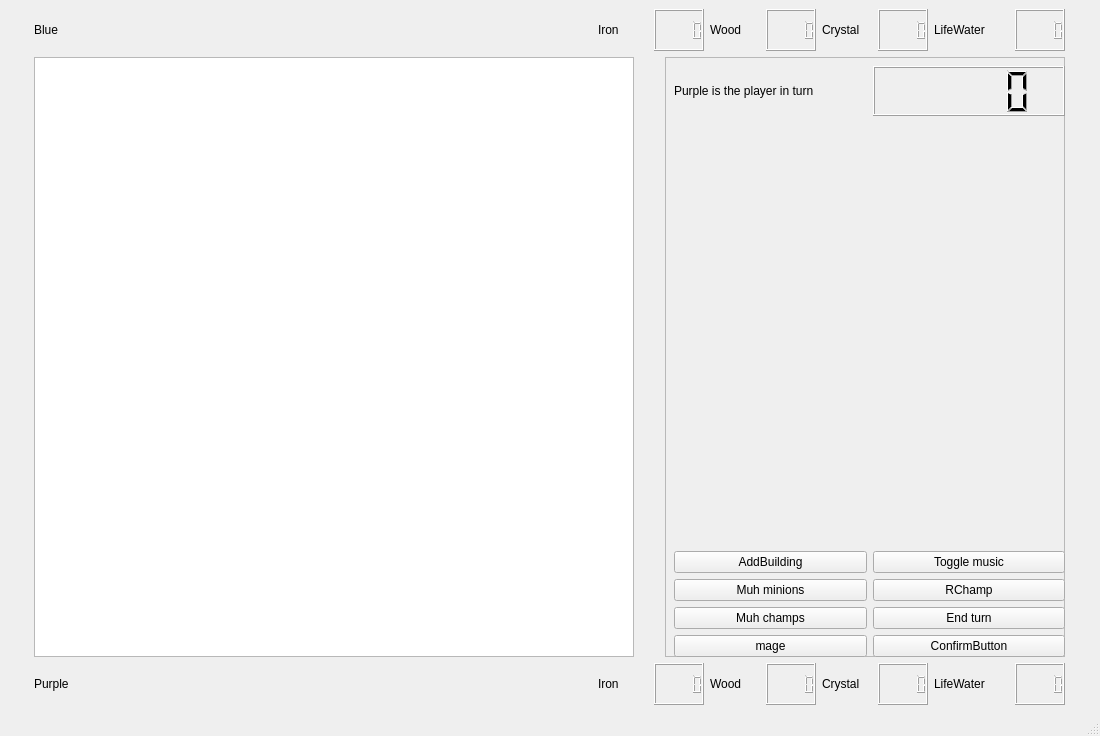
First picture: the form in Game/mapwindow.ui, repository Kujanenj/ohjelmointi3, before the edit.
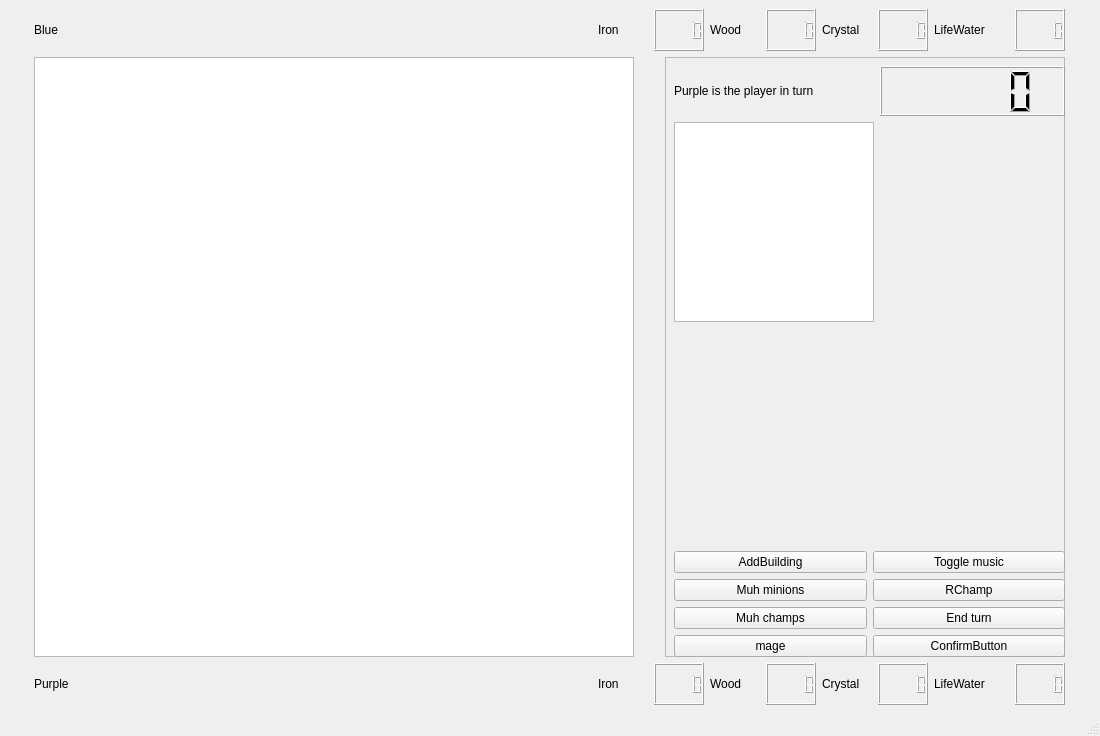
Second picture: the form after the edit.

Commit message: Added text box

The edit to the form file:
```diff
--- a/Game/mapwindow.ui
+++ b/Game/mapwindow.ui
@@ -303,12 +303,8 @@
        <layout class="QVBoxLayout" name="verticalLayout">
         <item>
          <layout class="QGridLayout" name="gridLayout_5">
-          <item row="2" column="0">
-           <widget class="QLabel" name="DescriptionLabel">
-            <property name="text">
-             <string/>
-            </property>
-           </widget>
+          <item row="1" column="1">
+           <widget class="QLCDNumber" name="turnLCD"/>
           </item>
           <item row="1" column="0">
            <widget class="QLabel" name="activePlayerLabel">
@@ -323,16 +319,30 @@
             </property>
            </widget>
           </item>
-          <item row="1" column="1">
-           <widget class="QLCDNumber" name="turnLCD"/>
+          <item row="3" column="0">
+           <widget class="QLabel" name="DescriptionLabel">
+            <property name="text">
+             <string/>
+            </property>
+           </widget>
           </item>
-          <item row="2" column="1">
+          <item row="3" column="1">
            <widget class="QLabel" name="DescriptionLabelRight">
             <property name="text">
              <string/>
             </property>
            </widget>
           </item>
+          <item row="2" column="0">
+           <widget class="QTextBrowser" name="textBrowser">
+            <property name="maximumSize">
+             <size>
+              <width>200</width>
+              <height>200</height>
+             </size>
+            </property>
+           </widget>
+          </item>
          </layout>
         </item>
         <item>
```
Left out of the diff: 44 changed lines with no effect on the pictures. The commit also changes 2 other files.
